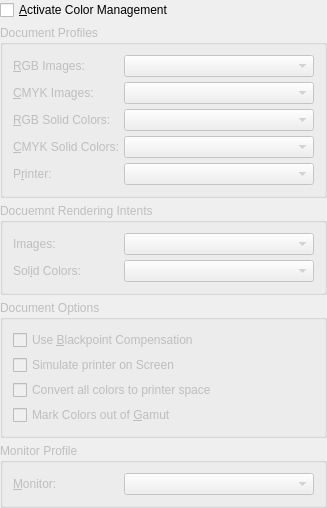
This is scribus/ui/cmsprefsbase.ui in scribusproject/scribus as Qt 5 draws it before an edit. The edited form follows.
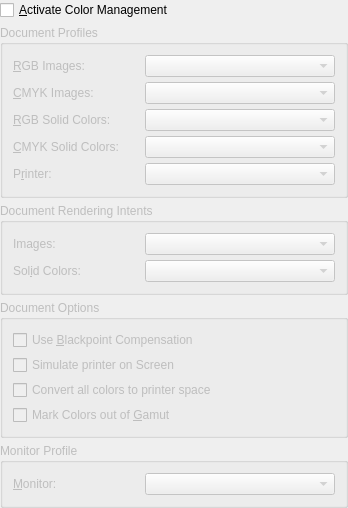
This is the edited form.

Commit message: Adjust PolygonWidget to work with new prefs dialog, including rename variables. Use the PolygonWidget in new prefs.

What changed in the file:
```diff
--- a/scribus/ui/cmsprefsbase.ui
+++ b/scribus/ui/cmsprefsbase.ui
@@ -6,7 +6,7 @@
    <rect>
     <x>0</x>
     <y>0</y>
-    <width>308</width>
+    <width>348</width>
     <height>467</height>
    </rect>
   </property>
@@ -173,7 +173,7 @@
       <bool>false</bool>
      </property>
      <property name="title">
-      <string>Docuemnt Rendering Intents</string>
+      <string>Document Rendering Intents</string>
      </property>
      <layout class="QGridLayout">
       <property name="margin">
```
The commit also changes 5 other files.
